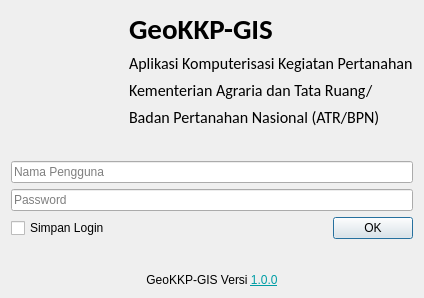
Before: the Qt Designer form ui/login.ui in nyanyaon/GeoKKP-GIS, drawn with Qt 5.
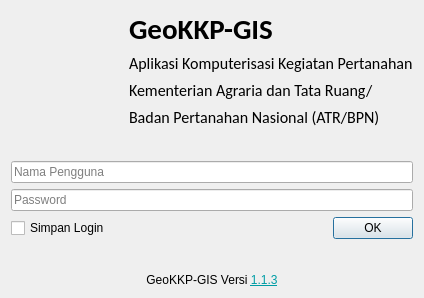
After: the same form once the commit is applied. Icons and pictures are not drawn. Custom widgets are drawn as their Qt base class.

Patch:
```diff
--- a/ui/login.ui
+++ b/ui/login.ui
@@ -205,7 +205,7 @@
        <item>
         <widget class="QLabel" name="lblTermsOfService">
          <property name="text">
-          <string>&lt;html&gt;&lt;head/&gt;&lt;body&gt;&lt;p&gt;GeoKKP-GIS Versi &lt;a href=&quot;https://github.com/danylaksono/GeoKKP-GIS&quot;&gt;&lt;span style=&quot; color:#009da5;&quot;&gt;1.0.0&lt;/span&gt;&lt;/a&gt;&lt;/p&gt;&lt;/body&gt;&lt;/html&gt;</string>
+          <string>&lt;html&gt;&lt;head/&gt;&lt;body&gt;&lt;p&gt;GeoKKP-GIS Versi &lt;a href=&quot;https://github.com/danylaksono/GeoKKP-GIS&quot;&gt;&lt;span style=&quot; color:#009da5;&quot;&gt;1.1.3&lt;/span&gt;&lt;/a&gt;&lt;/p&gt;&lt;/body&gt;&lt;/html&gt;</string>
          </property>
          <property name="alignment">
           <set>Qt::AlignCenter</set>
```
